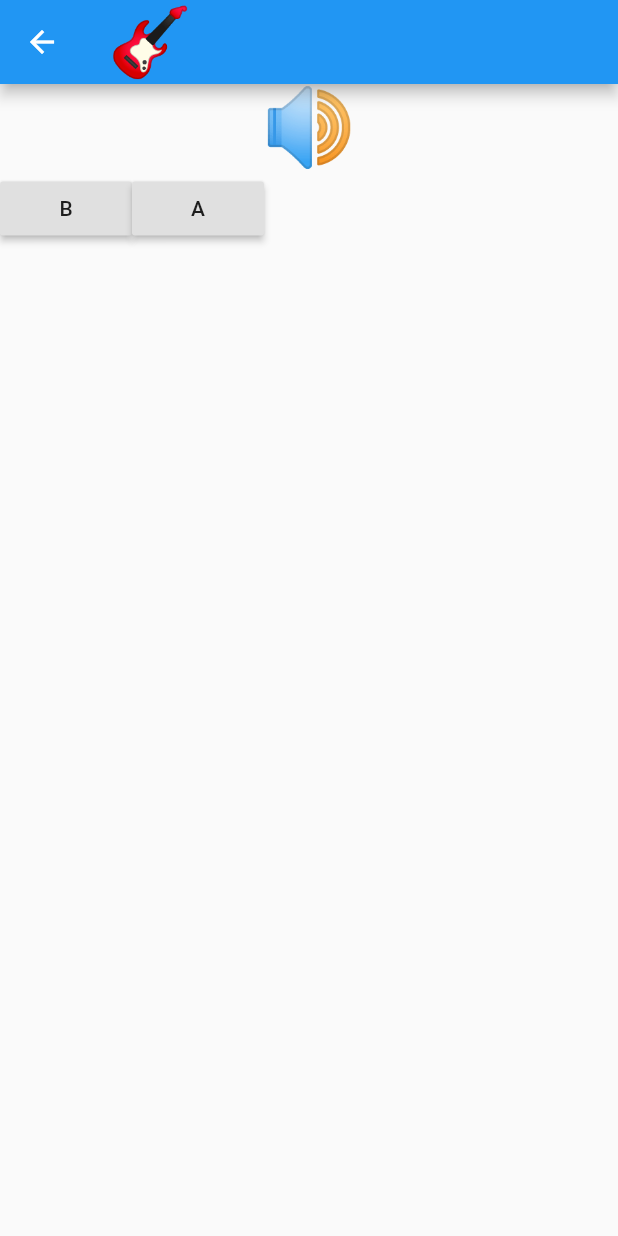
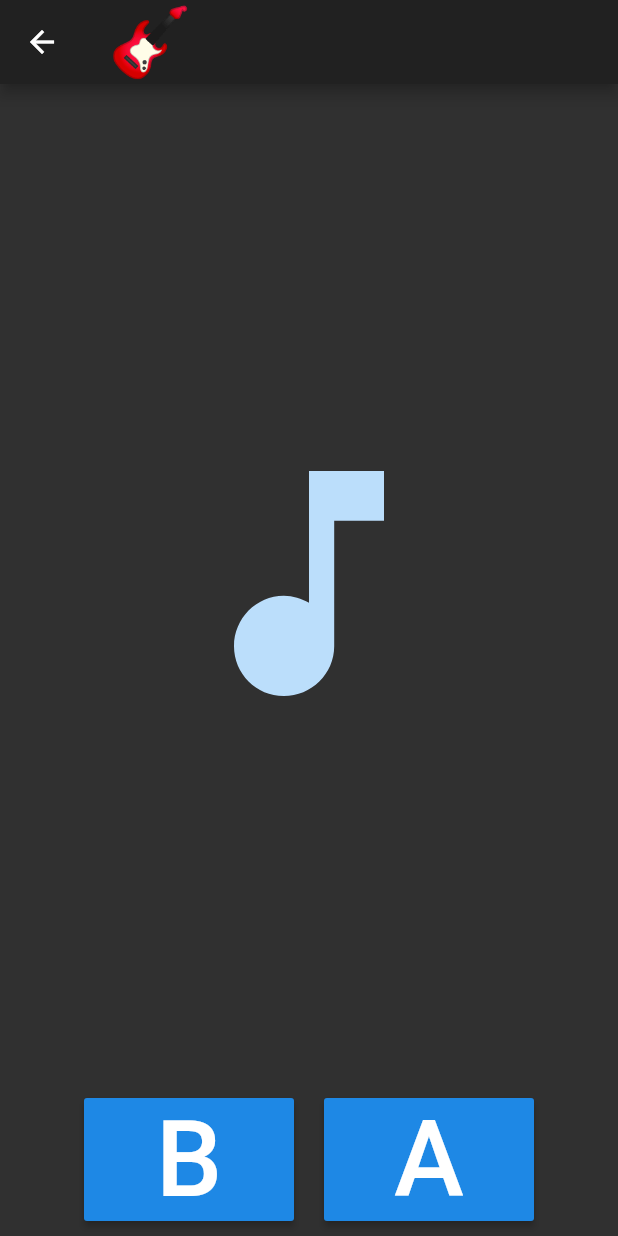
Before and after one commit to vandadnp/flutter-note-guessing-game, a Flutter app: the screen it shows after launch, after a tap on "Beginner", on a phone screen of 412 x 824 dp. Run offline on Flutter 3.47's test engine with Material 2 defaults, Android fonts, the phone set to English and light mode, and no system bars; our stand-ins replace assets_audio_player.

Commit message:
show icons for correct and incorrect answer

```diff
--- a/note_guessing_game/lib/game_screen.dart
+++ b/note_guessing_game/lib/game_screen.dart
@@ -18,12 +18,18 @@ class _GameScreenState extends State<GameScreen> {
   Note currentNote;
 
   void setupButtonsAndPlayRandomNote() {
-
     List<Widget> widgets = [
-      Text(
-        "🔊",
-        style: TextStyle(fontSize: 50),
+      Spacer(
+        flex: 1,
       ),
+      Icon(
+        Icons.music_note,
+        size: 200,
+        color: Colors.blue.shade100,
+      ),
+      Spacer(
+        flex: 1,
+      )
     ];
 
     if (currentNote != null) {
@@ -41,8 +47,8 @@ class _GameScreenState extends State<GameScreen> {
     var buttons = noteTypesForButtons
         .map((e) => AnswerButton(
             noteType: e,
-            onPressed: (noteType) {
-              processAnswer(noteType);
+            onPressed: (noteType) async {
+              await processAnswer(noteType);
             }))
         .toList();
 
@@ -58,13 +64,9 @@ class _GameScreenState extends State<GameScreen> {
     });
 
     currentNote.play();
-
   }
 
-  @override
-  void initState() {
-    super.initState();
-
+  void setupTimer() {
     gameTimer.start(
         seconds: 5,
         callback: () {
@@ -76,6 +78,12 @@ class _GameScreenState extends State<GameScreen> {
   }
 
   @override
+  void initState() {
+    super.initState();
+    setupTimer();
+  }
+
+  @override
   void dispose() {
     gameTimer.stop();
     Note.stopPlayer();
@@ -84,14 +92,53 @@ class _GameScreenState extends State<GameScreen> {
 
   List<Widget> columnChildren = [];
 
-  void processAnswer(NoteType noteType) {}
+  Future<void> processAnswer(NoteType noteType) async {
+    gameTimer.stop();
+    currentNote.stop();
+
+    Icon answerIcon;
+    if (currentNote.noteType == noteType) {
+      // correct answer
+      answerIcon = Icon(
+        Icons.check_box,
+        color: Colors.green.shade400,
+        size: 200.0,
+      );
+    } else {
+      // wrong answer
+      answerIcon = Icon(
+        Icons.clear,
+        color: Colors.red,
+        size: 200.0,
+      );
+    }
+
+    List<Widget> widgets = [
+      Spacer(
+        flex: 1,
+      ),
+      answerIcon,
+      Spacer(
+        flex: 1,
+      )
+    ];
+
+    setState(() {
+      columnChildren = widgets;
+    });
+  }
 
   @override
   Widget build(BuildContext context) {
     return Scaffold(
       appBar: AppBar(title: TitleWidget()),
-      body: Center(
-        child: Column(children: columnChildren),
+      body: SafeArea(
+        child: Center(
+          child: Column(
+            children: columnChildren,
+            crossAxisAlignment: CrossAxisAlignment.center,
+          ),
+        ),
       ),
     );
   }
@@ -108,6 +155,7 @@ class AnswerRow extends StatelessWidget {
   Widget build(BuildContext context) {
     return Row(
       children: buttons,
+      mainAxisAlignment: MainAxisAlignment.center,
     );
   }
 }
@@ -123,11 +171,20 @@ class AnswerButton extends StatelessWidget {
 
   @override
   Widget build(BuildContext context) {
-    return RaisedButton(
-      child: Text(noteType.name),
-      onPressed: () {
-        onPressed(noteType);
-      },
+    return SizedBox(
+      width: 160.0,
+      child: Padding(
+        padding: const EdgeInsets.all(10.0),
+        child: RaisedButton(
+          child: Text(
+            noteType.name,
+            style: TextStyle(fontSize: 70.0),
+          ),
+          onPressed: () {
+            onPressed(noteType);
+          },
+        ),
+      ),
     );
   }
 }
--- a/note_guessing_game/lib/main.dart
+++ b/note_guessing_game/lib/main.dart
@@ -12,10 +12,7 @@ class MyApp extends StatelessWidget {
     return MaterialApp(
       debugShowCheckedModeBanner: false,
       title: '🎸',
-      theme: ThemeData(
-        primarySwatch: Colors.blue,
-        visualDensity: VisualDensity.adaptivePlatformDensity,
-      ),
+      theme: ThemeData.dark(),
       home: SplashScreen(),
     );
   }
```
